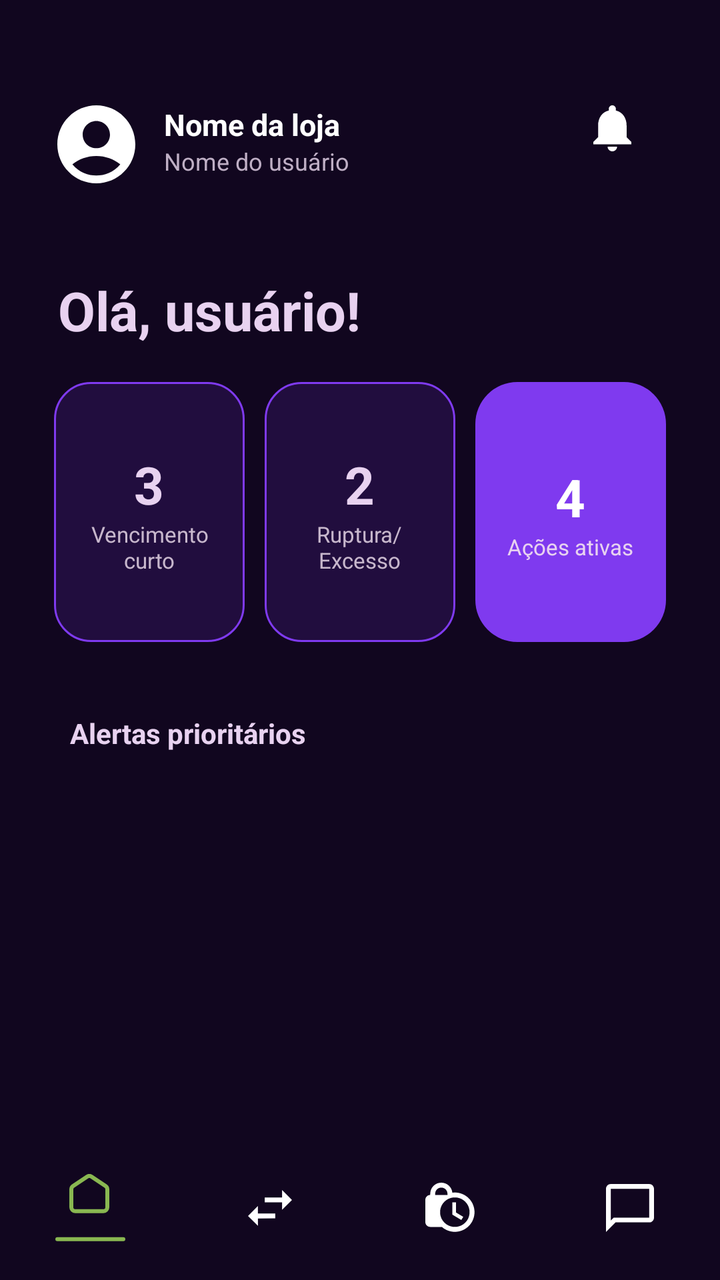
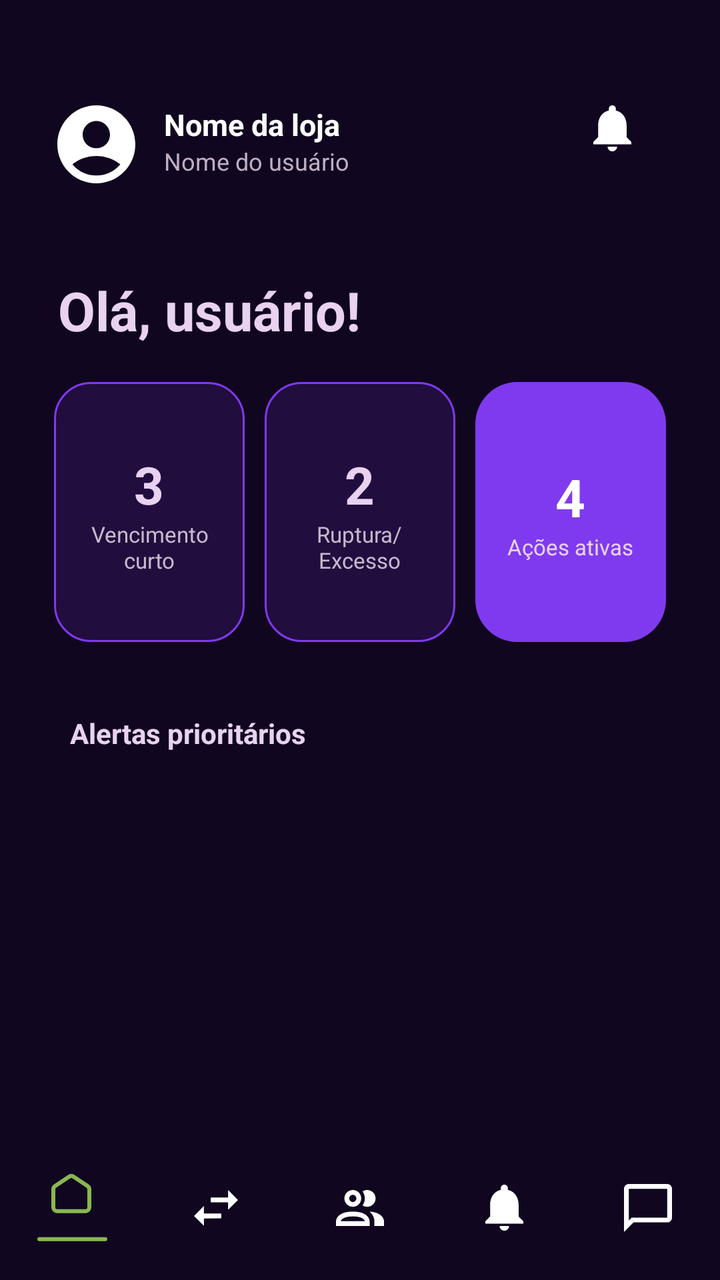

Screens rendered from an Android XML layout before and after an edit, with the pre-edit source and the edit as a unified diff.
<!-- AndroidManifest.xml: application theme Theme.QuiStock -->
<!-- res/layout/fragment_home.xml -->
<?xml version="1.0" encoding="utf-8"?>
<FrameLayout
    xmlns:android="http://schemas.android.com/apk/res/android"
    xmlns:app="http://schemas.android.com/apk/res-auto"
    xmlns:tools="http://schemas.android.com/tools"
    android:layout_width="match_parent"
    android:layout_height="match_parent"
    android:background="#11061F"
    tools:context=".presentation.home.HomeFragment">

    <androidx.constraintlayout.widget.ConstraintLayout
        android:layout_width="match_parent"
        android:layout_height="match_parent">

        
        
        

        

        <ImageButton
            android:id="@+id/btnPerfil"
            android:layout_width="40dp"
            android:layout_height="40dp"
            android:layout_marginStart="28dp"
            android:layout_marginTop="52dp"
            android:background="@android:color/transparent"
            android:contentDescription="Perfil"
            android:padding="0dp"
            android:src="@drawable/ic_profile"
            app:layout_constraintStart_toStartOf="parent"
            app:layout_constraintTop_toTopOf="parent" />

        

        <TextView
            android:id="@+id/tvNomeLoja"
            android:layout_width="wrap_content"
            android:layout_height="wrap_content"
            android:layout_marginStart="14dp"
            android:text="Nome da loja"
            android:textColor="#FFFFFF"
            android:textSize="15sp"
            android:textStyle="bold"
            app:layout_constraintStart_toEndOf="@id/btnPerfil"
            app:layout_constraintTop_toTopOf="@id/btnPerfil" />

        

        <TextView
            android:id="@+id/tvNomeUsuario"
            android:layout_width="wrap_content"
            android:layout_height="wrap_content"
            android:text="Nome do usuário"
            android:textColor="#BFAFC5"
            android:textSize="12sp"
            app:layout_constraintStart_toStartOf="@id/tvNomeLoja"
            app:layout_constraintTop_toBottomOf="@id/tvNomeLoja" />

        

        <ImageButton
            android:id="@+id/btnNotificacoes"
            android:layout_width="24dp"
            android:layout_height="24dp"
            android:layout_marginEnd="42dp"
            android:background="@android:color/transparent"
            android:contentDescription="Notificações"
            android:padding="0dp"
            android:src="@drawable/ic_notification"
            app:layout_constraintEnd_toEndOf="parent"
            app:layout_constraintTop_toTopOf="@id/btnPerfil" />


        
        
        

        <TextView
            android:id="@+id/tvSaudacao"
            android:layout_width="wrap_content"
            android:layout_height="wrap_content"
            android:layout_marginStart="29dp"
            android:layout_marginTop="45dp"
            android:text="Olá, usuário!"
            android:textColor="#E8D2F0"
            android:textSize="27sp"
            android:textStyle="bold"
            app:layout_constraintStart_toStartOf="parent"
            app:layout_constraintTop_toBottomOf="@id/btnPerfil" />


        
        
        

        <LinearLayout
            android:id="@+id/containerResumo"
            android:layout_width="0dp"
            android:layout_height="130dp"
            android:layout_marginStart="27dp"
            android:layout_marginTop="18dp"
            android:layout_marginEnd="27dp"
            android:orientation="horizontal"
            android:weightSum="3"
            app:layout_constraintEnd_toEndOf="parent"
            app:layout_constraintStart_toStartOf="parent"
            app:layout_constraintTop_toBottomOf="@id/tvSaudacao">


            

            <LinearLayout
                android:id="@+id/cardVencimento"
                android:layout_width="0dp"
                android:layout_height="match_parent"
                android:layout_marginEnd="5dp"
                android:layout_weight="1"
                android:background="@drawable/bg_card_interference_category"
                android:gravity="center"
                android:orientation="vertical"
                android:padding="8dp">

                <TextView
                    android:id="@+id/tvNumeroVencimento"
                    android:layout_width="wrap_content"
                    android:layout_height="wrap_content"
                    android:text="3"
                    android:textColor="#E8D2F0"
                    android:textSize="26sp"
                    android:textStyle="bold" />

                <TextView
                    android:layout_width="wrap_content"
                    android:layout_height="wrap_content"
                    android:gravity="center"
                    android:text="Vencimento&#10;curto"
                    android:textColor="#C7B7CC"
                    android:textSize="11sp" />

            </LinearLayout>


            

            <LinearLayout
                android:id="@+id/cardRuptura"
                android:layout_width="0dp"
                android:layout_height="match_parent"
                android:layout_marginStart="5dp"
                android:layout_marginEnd="5dp"
                android:layout_weight="1"
                android:background="@drawable/bg_card_interference_category"
                android:gravity="center"
                android:orientation="vertical"
                android:padding="8dp">

                <TextView
                    android:id="@+id/tvNumeroRuptura"
                    android:layout_width="wrap_content"
                    android:layout_height="wrap_content"
                    android:text="2"
                    android:textColor="#E8D2F0"
                    android:textSize="26sp"
                    android:textStyle="bold" />

                <TextView
                    android:layout_width="wrap_content"
                    android:layout_height="wrap_content"
                    android:gravity="center"
                    android:text="Ruptura/&#10;Excesso"
                    android:textColor="#C7B7CC"
                    android:textSize="11sp" />

            </LinearLayout>


            

            <LinearLayout
                android:id="@+id/cardAcoes"
                android:layout_width="0dp"
                android:layout_height="match_parent"
                android:layout_marginStart="5dp"
                android:layout_weight="1"
                android:background="@drawable/bg_card_active"
                android:gravity="center"
                android:orientation="vertical"
                android:padding="8dp">

                <TextView
                    android:id="@+id/tvNumeroAcoes"
                    android:layout_width="wrap_content"
                    android:layout_height="wrap_content"
                    android:text="4"
                    android:textColor="#FFFFFF"
                    android:textSize="26sp"
                    android:textStyle="bold" />

                <TextView
                    android:layout_width="wrap_content"
                    android:layout_height="wrap_content"
                    android:gravity="center"
                    android:text="Ações ativas"
                    android:textColor="#E8D2F0"
                    android:textSize="11sp" />

            </LinearLayout>

        </LinearLayout>


        
        
        

        <TextView
            android:id="@+id/tvTituloAlertas"
            android:layout_width="wrap_content"
            android:layout_height="wrap_content"
            android:layout_marginStart="35dp"
            android:layout_marginTop="36dp"
            android:text="Alertas prioritários"
            android:textColor="#E8D2F0"
            android:textSize="14sp"
            android:textStyle="bold"
            app:layout_constraintStart_toStartOf="parent"
            app:layout_constraintTop_toBottomOf="@id/containerResumo" />


        
        
        

        <androidx.recyclerview.widget.RecyclerView
            android:id="@+id/rvAlertas"
            android:layout_width="0dp"
            android:layout_height="0dp"
            android:layout_marginStart="31dp"
            android:layout_marginTop="17dp"
            android:layout_marginEnd="31dp"
            android:clipToPadding="false"
            android:paddingBottom="15dp"
            app:layout_constraintBottom_toTopOf="@id/bottomNavigation"
            app:layout_constraintEnd_toEndOf="parent"
            app:layout_constraintStart_toStartOf="parent"
            app:layout_constraintTop_toBottomOf="@id/tvTituloAlertas"
            tools:listitem="@layout/item_alerta" />


        
        
        

        <LinearLayout
            android:id="@+id/bottomNavigation"
            android:layout_width="0dp"
            android:layout_height="72dp"
            android:background="#11061F"
            android:gravity="center"
            android:orientation="horizontal"
            android:weightSum="4"
            app:layout_constraintBottom_toBottomOf="parent"
            app:layout_constraintEnd_toEndOf="parent"
            app:layout_constraintStart_toStartOf="parent">


            

            <ImageButton
                android:id="@+id/btnHome"
                android:layout_width="0dp"
                android:layout_height="35dp"
                android:layout_weight="1"
                android:background="@android:color/transparent"
                android:contentDescription="Início"
                android:padding="0dp"
                android:src="@drawable/ic_home_active" />


            

            <ImageButton
                android:id="@+id/btnMovimentacoes"
                android:layout_width="0dp"
                android:layout_height="25dp"
                android:layout_weight="1"
                android:background="@android:color/transparent"
                android:contentDescription="Movimentações"
                android:padding="0dp"
                android:src="@drawable/ic_interferences" />


            

            <ImageButton
                android:id="@+id/btnProdutos"
                android:layout_width="0dp"
                android:layout_height="25dp"
                android:layout_weight="1"
                android:background="@android:color/transparent"
                android:contentDescription="Produtos"
                android:padding="0dp"
                android:src="@drawable/ic_product_control" />


            

            <ImageButton
                android:id="@+id/btnFolha"
                android:layout_width="0dp"
                android:layout_height="25dp"
                android:layout_weight="1"
                android:background="@android:color/transparent"
                android:contentDescription="Outra seção"
                android:padding="0dp"
                android:src="@drawable/ic_chatbot" />

        </LinearLayout>

    </androidx.constraintlayout.widget.ConstraintLayout>

</FrameLayout>
<!-- res/layout/item_alerta.xml (included above) -->
<?xml version="1.0" encoding="utf-8"?>
<androidx.constraintlayout.widget.ConstraintLayout
    xmlns:android="http://schemas.android.com/apk/res/android"
    xmlns:app="http://schemas.android.com/apk/res-auto"
    android:layout_width="match_parent"
    android:layout_height="112dp"
    android:layout_marginBottom="18dp"
    android:background="@drawable/bg_alert"
    android:padding="0dp">


    

    <TextView
        android:id="@+id/tvProduto"
        android:layout_width="0dp"
        android:layout_height="wrap_content"
        android:layout_marginStart="20dp"
        android:layout_marginTop="16dp"
        android:layout_marginEnd="10dp"
        android:text="Nome do produto"
        android:textColor="#E8D2F0"
        android:textSize="14sp"
        android:textStyle="bold"
        app:layout_constraintEnd_toStartOf="@id/tvData"
        app:layout_constraintStart_toStartOf="parent"
        app:layout_constraintTop_toTopOf="parent" />


    

    <TextView
        android:id="@+id/tvCategoria"
        android:layout_width="0dp"
        android:layout_height="wrap_content"
        android:layout_marginTop="3dp"
        android:text="Categoria • quantidade"
        android:textColor="#AFA0B5"
        android:textSize="10sp"
        app:layout_constraintEnd_toEndOf="@id/tvProduto"
        app:layout_constraintStart_toStartOf="@id/tvProduto"
        app:layout_constraintTop_toBottomOf="@id/tvProduto" />


    

    <TextView
        android:id="@+id/tvData"
        android:layout_width="wrap_content"
        android:layout_height="wrap_content"
        android:layout_marginTop="16dp"
        android:layout_marginEnd="20dp"
        android:text="06/08/2026"
        android:textColor="#E8D2F0"
        android:textSize="12sp"
        android:textStyle="bold"
        app:layout_constraintEnd_toEndOf="parent"
        app:layout_constraintTop_toTopOf="parent" />


    

    <TextView
        android:id="@+id/tvLabelData"
        android:layout_width="wrap_content"
        android:layout_height="wrap_content"
        android:layout_marginTop="2dp"
        android:text="Validade"
        android:textColor="#AFA0B5"
        android:textSize="9sp"
        app:layout_constraintStart_toStartOf="@id/tvData"
        app:layout_constraintTop_toBottomOf="@id/tvData" />


    

    <LinearLayout
        android:id="@+id/layoutBotoes"
        android:layout_width="0dp"
        android:layout_height="wrap_content"
        android:layout_marginStart="12dp"
        android:layout_marginEnd="12dp"
        android:layout_marginBottom="12dp"
        android:orientation="horizontal"
        android:weightSum="2"
        app:layout_constraintBottom_toBottomOf="parent"
        app:layout_constraintStart_toStartOf="parent"
        app:layout_constraintEnd_toEndOf="parent">

        <Button
            android:id="@+id/btnPromocao"
            android:layout_width="0dp"
            android:layout_height="32dp"
            android:layout_weight="1"
            android:layout_marginEnd="6dp"
            android:background="@drawable/bg_btn_alert"
            android:text="Criar promoção de 15%"
            android:textAllCaps="false"
            android:textColor="#E8D2F0"
            android:textSize="9sp"/>

        <Button
            android:id="@+id/btnFefo"
            android:layout_width="0dp"
            android:layout_height="32dp"
            android:layout_weight="1"
            android:layout_marginStart="6dp"
            android:background="@drawable/bg_btn_alert"
            android:text="Ajuda do FEFO"
            android:textAllCaps="false"
            android:textColor="#E8D2F0"
            android:textSize="9sp"/>

    </LinearLayout>

    <ImageView
        android:id="@+id/imgPassarinho"
        android:layout_width="42dp"
        android:layout_height="42dp"
        android:src="@drawable/img_fefo_btn"
        app:layout_constraintBottom_toBottomOf="@id/layoutBotoes"
        app:layout_constraintEnd_toEndOf="@id/layoutBotoes"
        android:translationX="10dp"
        android:translationY="-4dp"/>
</androidx.constraintlayout.widget.ConstraintLayout>
<!-- resources referenced by this layout -->
<resources>
  <!-- drawable bg_alert (drawable) -->
  <?xml version="1.0" encoding="utf-8"?>
  <shape xmlns:android="http://schemas.android.com/apk/res/android">
  
      <solid android:color="#11061F" />
  
      <stroke
          android:width="1dp"
          android:color="#7F3AEF" />
  
      <corners android:radius="20dp" />
  
  </shape>
  <!-- drawable bg_btn_alert (drawable) -->
  <?xml version="1.0" encoding="utf-8"?>
  <shape xmlns:android="http://schemas.android.com/apk/res/android">
  
      <solid android:color="@android:color/transparent" />
  
      <stroke
          android:width="1dp"
          android:color="#FFFFFF" />
  
      <corners android:radius="18dp" />
  
  </shape>
  <!-- drawable bg_card_active (drawable) -->
  <?xml version="1.0" encoding="utf-8"?>
  <shape xmlns:android="http://schemas.android.com/apk/res/android">
  
      <solid android:color="#7F3AEF" />
  
      <corners android:radius="21dp" />
  
  </shape>
  <!-- drawable bg_card_interference_category (drawable) -->
  <?xml version="1.0" encoding="utf-8"?>
  <shape xmlns:android="http://schemas.android.com/apk/res/android">
      <solid android:color="#267F3AEF" />
      <stroke
          android:width="1dp"
          android:color="#7F3AEF" />
      <corners android:radius="18dp" />
  </shape>
  <!-- drawable ic_chatbot (drawable) -->
  <vector xmlns:android="http://schemas.android.com/apk/res/android"
      android:width="24dp"
      android:height="24dp"
      android:viewportWidth="24"
      android:viewportHeight="24">
    <path
        android:pathData="M21.6,0H2.4C1.08,0 0,1.08 0,2.4V24L4.8,19.2H21.6C22.92,19.2 24,18.12 24,16.8V2.4C24,1.08 22.92,0 21.6,0ZM21.6,16.8H3.84L2.4,18.24V2.4H21.6V16.8Z"
        android:fillColor="#ffffff"/>
  </vector>
  <!-- drawable ic_product_control (drawable) -->
  <vector xmlns:android="http://schemas.android.com/apk/res/android"
      android:width="25dp"
      android:height="25dp"
      android:viewportWidth="25"
      android:viewportHeight="25">
    <path
        android:pathData="M7.99,0C4.917,0 2.458,2.458 2.458,5.532V6.146C1.094,6.146 0,7.24 0,8.605V19.668C0,21.032 1.094,22.126 2.458,22.126H8.261C10.055,23.712 12.366,24.585 14.751,24.585C17.359,24.585 19.86,23.549 21.705,21.705C23.549,19.86 24.585,17.359 24.585,14.751C24.585,12.143 23.549,9.641 21.705,7.797C19.86,5.953 17.359,4.917 14.751,4.917C14.333,4.917 13.915,4.954 13.522,5.015C13.227,2.176 10.842,0 7.99,0ZM7.99,2.458C8.805,2.458 9.587,2.782 10.163,3.359C10.739,3.935 11.063,4.717 11.063,5.532V6.146H4.917V5.532C4.917,4.717 5.241,3.935 5.817,3.359C6.393,2.782 7.175,2.458 7.99,2.458ZM14.751,7.375C16.707,7.375 18.583,8.153 19.966,9.536C21.349,10.919 22.126,12.795 22.126,14.751C22.126,16.707 21.349,18.583 19.966,19.966C18.583,21.349 16.707,22.126 14.751,22.126C12.795,22.126 10.919,21.349 9.536,19.966C8.153,18.583 7.375,16.707 7.375,14.751C7.375,12.795 8.153,10.919 9.536,9.536C10.919,8.153 12.795,7.375 14.751,7.375ZM13.522,9.834V15.98L17.996,18.672L18.955,17.087L15.366,14.935V9.834H13.522Z"
        android:fillColor="#ffffff"/>
  </vector>
  <color name="purple_500">#FF6200EE</color>
  <color name="purple_700">#FF3700B3</color>
  <color name="white">#FFFFFFFF</color>
  <color name="teal_200">#FF03DAC5</color>
  <color name="teal_700">#FF018786</color>
  <color name="black">#FF000000</color>
  <!-- unchanged entries left out for length: 6 -->
</resources>

<!-- the commit's change to res/layout/fragment_home.xml (unified diff, before → after) -->
@@ -259,7 +259,7 @@
             android:background="#11061F"
             android:gravity="center"
             android:orientation="horizontal"
-            android:weightSum="4"
+            android:weightSum="5"
             app:layout_constraintBottom_toBottomOf="parent"
             app:layout_constraintEnd_toEndOf="parent"
             app:layout_constraintStart_toStartOf="parent">
@@ -294,14 +294,27 @@
             
 
             <ImageButton
-                android:id="@+id/btnProdutos"
+                android:id="@+id/btnFuncionarios"
+                android:layout_width="0dp"
+                android:layout_height="35dp"
+                android:layout_weight="1"
+                android:background="@android:color/transparent"
+                android:contentDescription="Funcionários"
+                android:padding="0dp"
+                android:src="@drawable/ic_employee" />
+
+
+            
+
+            <ImageButton
+                android:id="@+id/btnNotificacoesBottom"
                 android:layout_width="0dp"
                 android:layout_height="25dp"
                 android:layout_weight="1"
                 android:background="@android:color/transparent"
-                android:contentDescription="Produtos"
+                android:contentDescription="Notificações"
                 android:padding="0dp"
-                android:src="@drawable/ic_product_control" />
+                android:src="@drawable/ic_notification" />
 
 
             
@@ -312,7 +325,7 @@
                 android:layout_height="25dp"
                 android:layout_weight="1"
                 android:background="@android:color/transparent"
-                android:contentDescription="Outra seção"
+                android:contentDescription="Chatbot"
                 android:padding="0dp"
                 android:src="@drawable/ic_chatbot" />
 
<!-- resource entries referenced after the edit -->
@@ -54,14 +54,14 @@
         android:pathData="M21.6,0H2.4C1.08,0 0,1.08 0,2.4V24L4.8,19.2H21.6C22.92,19.2 24,18.12 24,16.8V2.4C24,1.08 22.92,0 21.6,0ZM21.6,16.8H3.84L2.4,18.24V2.4H21.6V16.8Z"
         android:fillColor="#ffffff"/>
   </vector>
-  <!-- drawable ic_product_control (drawable) -->
+  <!-- drawable ic_employee (drawable) -->
   <vector xmlns:android="http://schemas.android.com/apk/res/android"
-      android:width="25dp"
-      android:height="25dp"
-      android:viewportWidth="25"
-      android:viewportHeight="25">
+      android:width="24dp"
+      android:height="18dp"
+      android:viewportWidth="24"
+      android:viewportHeight="18">
     <path
-        android:pathData="M7.99,0C4.917,0 2.458,2.458 2.458,5.532V6.146C1.094,6.146 0,7.24 0,8.605V19.668C0,21.032 1.094,22.126 2.458,22.126H8.261C10.055,23.712 12.366,24.585 14.751,24.585C17.359,24.585 19.86,23.549 21.705,21.705C23.549,19.86 24.585,17.359 24.585,14.751C24.585,12.143 23.549,9.641 21.705,7.797C19.86,5.953 17.359,4.917 14.751,4.917C14.333,4.917 13.915,4.954 13.522,5.015C13.227,2.176 10.842,0 7.99,0ZM7.99,2.458C8.805,2.458 9.587,2.782 10.163,3.359C10.739,3.935 11.063,4.717 11.063,5.532V6.146H4.917V5.532C4.917,4.717 5.241,3.935 5.817,3.359C6.393,2.782 7.175,2.458 7.99,2.458ZM14.751,7.375C16.707,7.375 18.583,8.153 19.966,9.536C21.349,10.919 22.126,12.795 22.126,14.751C22.126,16.707 21.349,18.583 19.966,19.966C18.583,21.349 16.707,22.126 14.751,22.126C12.795,22.126 10.919,21.349 9.536,19.966C8.153,18.583 7.375,16.707 7.375,14.751C7.375,12.795 8.153,10.919 9.536,9.536C10.919,8.153 12.795,7.375 14.751,7.375ZM13.522,9.834V15.98L17.996,18.672L18.955,17.087L15.366,14.935V9.834H13.522Z"
+        android:pathData="M13.284,7.692C14.013,6.674 14.405,5.452 14.405,4.2C14.405,2.948 14.013,1.727 13.284,0.708C13.966,0.242 14.774,-0.005 15.6,0C16.714,0 17.782,0.443 18.57,1.23C19.357,2.018 19.8,3.086 19.8,4.2C19.8,5.314 19.357,6.382 18.57,7.17C17.782,7.958 16.714,8.4 15.6,8.4C14.774,8.405 13.966,8.158 13.284,7.692ZM4.2,4.2C4.2,3.369 4.446,2.557 4.908,1.867C5.369,1.176 6.025,0.638 6.793,0.32C7.56,0.002 8.405,-0.081 9.219,0.081C10.034,0.243 10.782,0.643 11.37,1.23C11.957,1.818 12.357,2.566 12.519,3.381C12.681,4.195 12.598,5.04 12.28,5.807C11.962,6.575 11.424,7.231 10.733,7.692C10.043,8.154 9.231,8.4 8.4,8.4C7.286,8.4 6.218,7.958 5.43,7.17C4.642,6.382 4.2,5.314 4.2,4.2ZM6.6,4.2C6.6,4.556 6.706,4.904 6.903,5.2C7.101,5.496 7.382,5.727 7.711,5.863C8.04,5.999 8.402,6.035 8.751,5.965C9.1,5.896 9.421,5.725 9.673,5.473C9.924,5.221 10.096,4.9 10.165,4.551C10.235,4.202 10.199,3.84 10.063,3.511C9.927,3.182 9.696,2.901 9.4,2.703C9.104,2.506 8.756,2.4 8.4,2.4C7.923,2.4 7.465,2.59 7.127,2.927C6.79,3.265 6.6,3.723 6.6,4.2ZM16.8,15.6V18H0V15.6C0,15.6 0,10.8 8.4,10.8C16.8,10.8 16.8,15.6 16.8,15.6ZM14.4,15.6C14.232,14.664 12.804,13.2 8.4,13.2C3.996,13.2 2.484,14.772 2.4,15.6M16.74,10.8C17.475,11.372 18.077,12.098 18.502,12.927C18.927,13.757 19.165,14.669 19.2,15.6V18H24V15.6C24,15.6 24,11.244 16.728,10.8H16.74Z"
         android:fillColor="#ffffff"/>
   </vector>
   <color name="purple_500">#FF6200EE</color>
